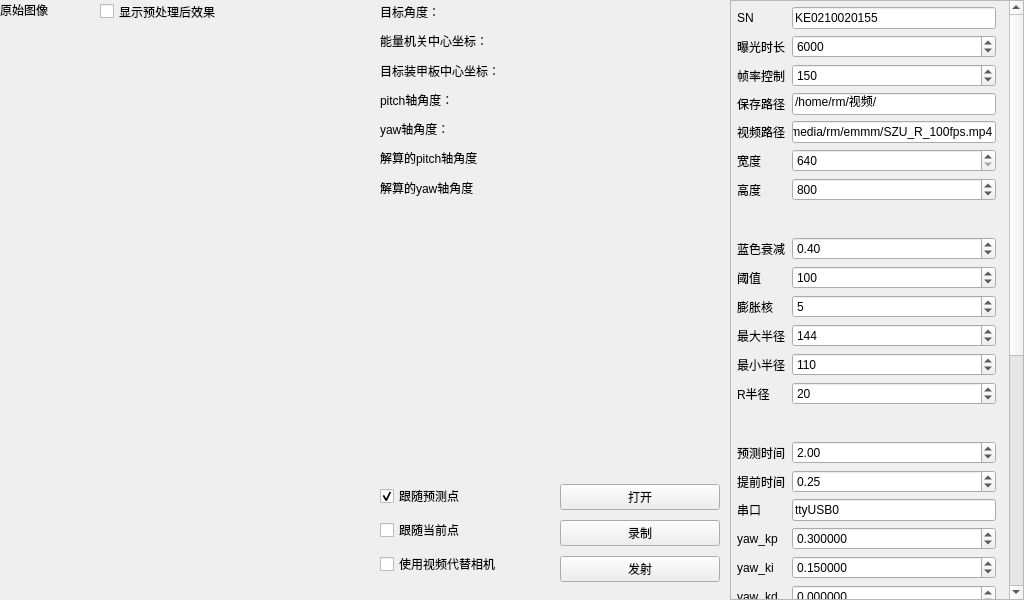
First picture: the form in mainwindow.ui, repository mrwang-19/HNU_RMUT_Vision, before the edit.
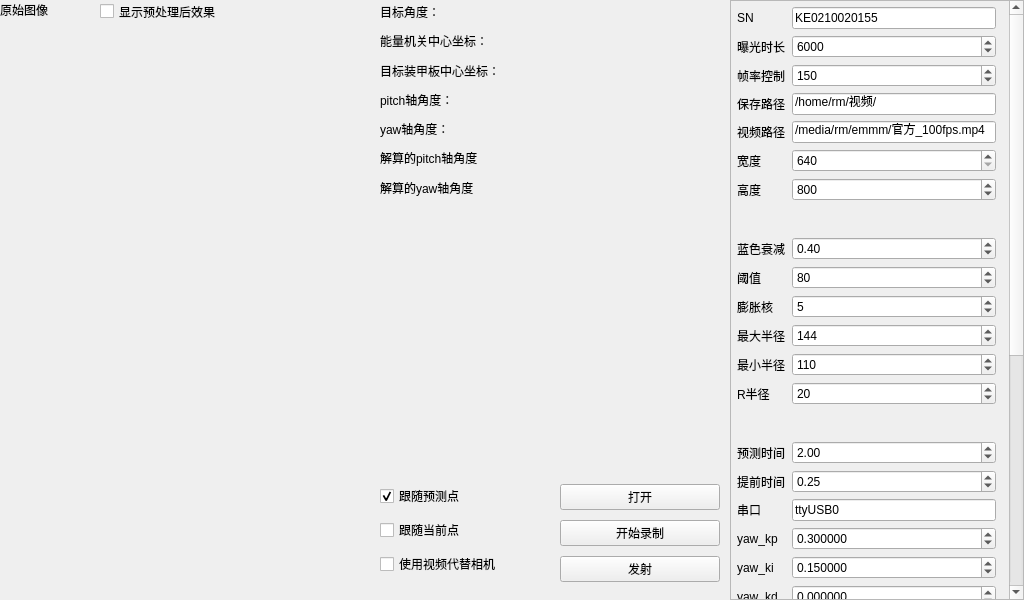
Second picture: the form after the edit. Custom widgets are drawn as their Qt base class.

What changed in the file:
```diff
--- a/mainwindow.ui
+++ b/mainwindow.ui
@@ -52,7 +52,7 @@
      <item>
       <widget class="QPushButton" name="RecordButton">
        <property name="text">
-        <string>录制</string>
+        <string>开始录制</string>
        </property>
       </widget>
      </item>
@@ -354,7 +354,7 @@
           <number>255</number>
          </property>
          <property name="value">
-          <number>100</number>
+          <number>80</number>
          </property>
         </widget>
        </item>
@@ -388,7 +388,7 @@
        <item row="4" column="1">
         <widget class="QLineEdit" name="videoPathEdit">
          <property name="text">
-          <string>/media/rm/emmm/SZU_R_100fps.mp4</string>
+          <string>/media/rm/emmm/官方_100fps.mp4</string>
          </property>
         </widget>
        </item>
```
